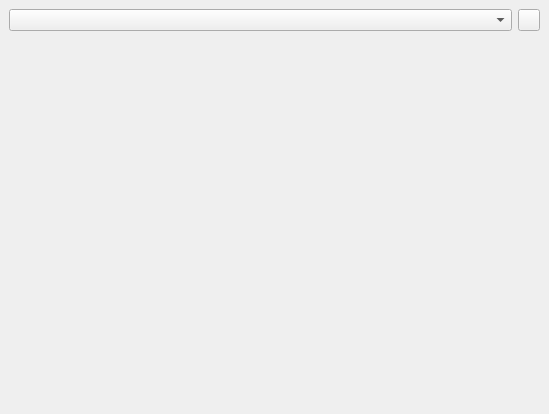
KDE/conquirere, file src/mainui/docklets/documentpreview.ui: the form before one commit.
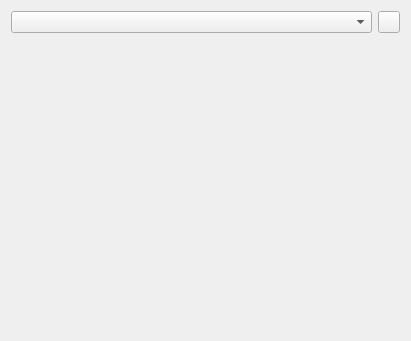
The form after the commit. Custom widgets are drawn as their Qt base class.

Commit message: Refactor ui. Replace QDockWidgets by QSplitter. Add buttons to easily switch between Document centric or project centric view

The edit to the form file:
```diff
--- a/src/mainui/docklets/documentpreview.ui
+++ b/src/mainui/docklets/documentpreview.ui
@@ -1,19 +1,18 @@
 <?xml version="1.0" encoding="UTF-8"?>
 <ui version="4.0">
  <class>DocumentPreview</class>
- <widget class="QDockWidget" name="DocumentPreview">
+ <widget class="QWidget" name="DocumentPreview">
   <property name="geometry">
    <rect>
     <x>0</x>
     <y>0</y>
-    <width>549</width>
-    <height>414</height>
+    <width>411</width>
+    <height>341</height>
    </rect>
   </property>
   <property name="windowTitle">
    <string>Document Preview</string>
   </property>
-  <widget class="QWidget" name="dockWidgetContents">
    <layout class="QVBoxLayout" name="verticalLayout">
     <item>
      <layout class="QHBoxLayout" name="horizontalLayout">
@@ -72,7 +71,6 @@
      </widget>
     </item>
    </layout>
-  </widget>
  </widget>
  <customwidgets>
   <customwidget>
```
Lines whose indentation alone changed are shown as unchanged. The commit also changes 14 other files.
